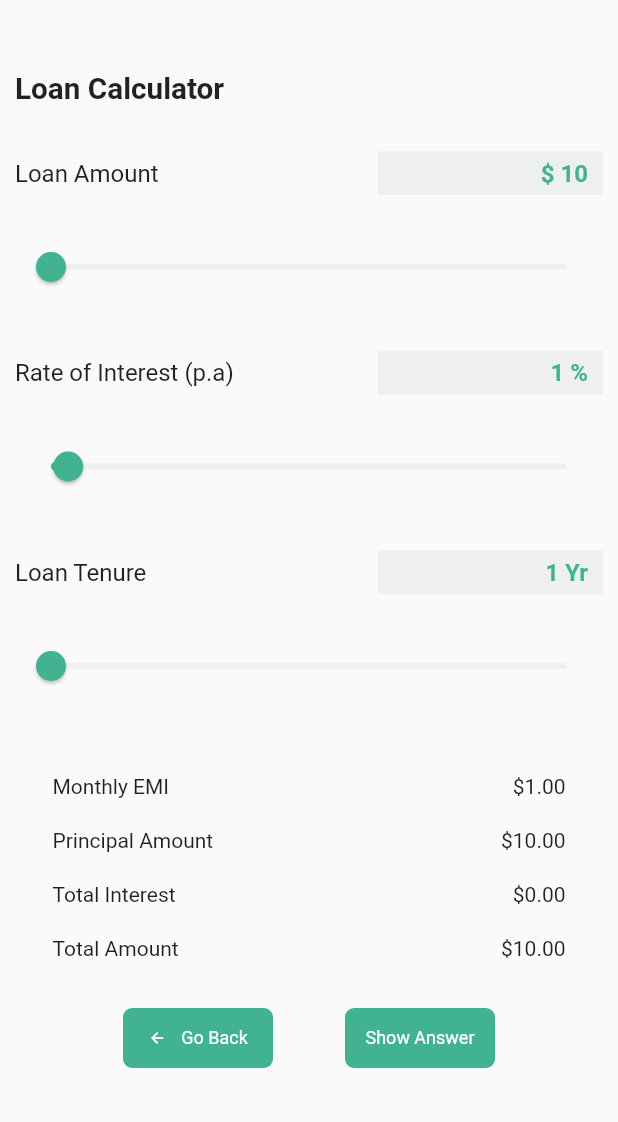
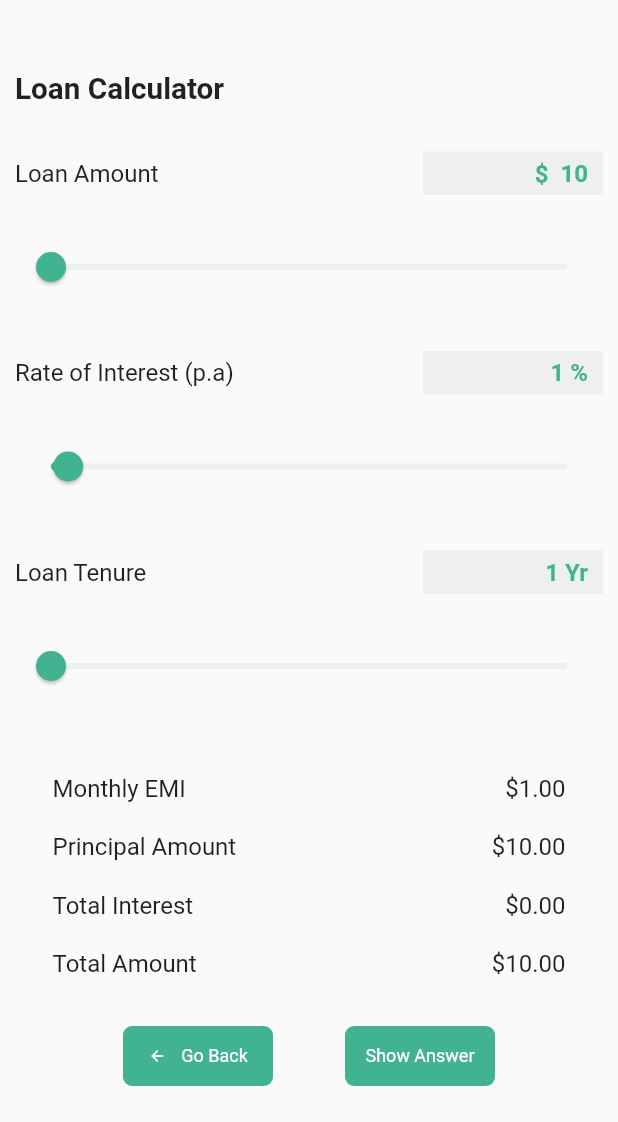
Before and after one commit to shonibaredavida/kodecamp_calculator_app, a Flutter app: the LoanCalculatorScreen screen opened directly, on a phone screen of 412 x 824 dp, the part 114-1236 px from its top. Run offline on Flutter 3.47's test engine with Material 2 defaults, Android fonts, the phone set to English and light mode, and no system bars; drawn by our look-alikes of syncfusion_flutter_sliders; our stand-ins replace get.

Commit message:
done, also font sizes modified

```diff
--- a/lib/Screen/loan_calculator_screen.dart
+++ b/lib/Screen/loan_calculator_screen.dart
@@ -50,10 +50,10 @@ class LoanCalculatorScreen extends StatelessWidget {
                                 color: gridItemColor,
                                 padding: const EdgeInsets.symmetric(
                                     horizontal: 10, vertical: 5),
-                                width: 150,
+                                width: 120,
                                 child: Obx(
                                   () => Text(
-                                    "\$ ${controller.loanAmt} ",
+                                    "\$  ${controller.loanAmt} ",
                                     style: TextStyle(
                                         color: primary,
                                         fontSize: AppSizes.fontSizeMd,
@@ -99,7 +99,7 @@ class LoanCalculatorScreen extends StatelessWidget {
                                 color: gridItemColor,
                                 padding: const EdgeInsets.symmetric(
                                     horizontal: 10, vertical: 5),
-                                width: 150,
+                                width: 120,
                                 child: Obx(
                                   () => Text(
                                     "${controller.rate} %",
@@ -148,7 +148,7 @@ class LoanCalculatorScreen extends StatelessWidget {
                                 color: gridItemColor,
                                 padding: const EdgeInsets.symmetric(
                                     horizontal: 10, vertical: 5),
-                                width: 150,
+                                width: 120,
                                 child: Obx(
                                   () => Text(
                                     "${controller.period} Yr",
@@ -197,8 +197,16 @@ class LoanCalculatorScreen extends StatelessWidget {
                                   mainAxisAlignment:
                                       MainAxisAlignment.spaceBetween,
                                   children: [
-                                    const Text("Monthly EMI"),
-                                    Text(toCurrency(controller.monthlyPayment)),
+                                    const Text(
+                                      "Monthly EMI",
+                                      style: TextStyle(
+                                          fontSize: AppSizes.fontSizeMd),
+                                    ),
+                                    Text(
+                                      toCurrency(controller.monthlyPayment),
+                                      style: TextStyle(
+                                          fontSize: AppSizes.fontSizeMd),
+                                    ),
                                   ],
                                 ),
                                 const SizedBox(
@@ -210,8 +218,16 @@ class LoanCalculatorScreen extends StatelessWidget {
                                   mainAxisAlignment:
                                       MainAxisAlignment.spaceBetween,
                                   children: [
-                                    const Text("Principal Amount"),
-                                    Text(toCurrency(controller.loanAmt)),
+                                    const Text(
+                                      "Principal Amount",
+                                      style: TextStyle(
+                                          fontSize: AppSizes.fontSizeMd),
+                                    ),
+                                    Text(
+                                      toCurrency(controller.loanAmt),
+                                      style: TextStyle(
+                                          fontSize: AppSizes.fontSizeMd),
+                                    ),
                                   ],
                                 ),
                                 const SizedBox(
@@ -222,8 +238,16 @@ class LoanCalculatorScreen extends StatelessWidget {
                                   mainAxisAlignment:
                                       MainAxisAlignment.spaceBetween,
                                   children: [
-                                    const Text("Total Interest"),
-                                    Text(toCurrency(controller.totalInterest)),
+                                    const Text(
+                                      "Total Interest",
+                                      style: TextStyle(
+                                          fontSize: AppSizes.fontSizeMd),
+                                    ),
+                                    Text(
+                                      toCurrency(controller.totalInterest),
+                                      style: const TextStyle(
+                                          fontSize: AppSizes.fontSizeMd),
+                                    ),
                                   ],
                                 ), //Total Amount
                                 const SizedBox(
@@ -233,8 +257,16 @@ class LoanCalculatorScreen extends StatelessWidget {
                                   mainAxisAlignment:
                                       MainAxisAlignment.spaceBetween,
                                   children: [
-                                    const Text("Total Amount"),
-                                    Text(toCurrency(controller.totalAmount)),
+                                    const Text(
+                                      "Total Amount",
+                                      style: TextStyle(
+                                          fontSize: AppSizes.fontSizeMd),
+                                    ),
+                                    Text(
+                                      toCurrency(controller.totalAmount),
+                                      style: TextStyle(
+                                          fontSize: AppSizes.fontSizeMd),
+                                    ),
                                   ],
                                 ),
                                 const SizedBox(
--- a/lib/Screen/splash_screen.dart
+++ b/lib/Screen/splash_screen.dart
@@ -18,13 +18,14 @@ class SplashScreen extends StatelessWidget {
           children: [
             Image.asset(
               AppImages.splashImage,
-              height: 200,
+              height: 150,
             ),
             const Text(
               appName,
               style: TextStyle(
                   fontSize: 2 * AppSizes.fontSizeMd,
-                  fontWeight: FontWeight.bold),
+                  fontWeight: FontWeight.bold,
+                  wordSpacing: 0.5),
             ),
             const SizedBox(
               height: AppSizes.spaceBtwSectionsSm,
```
Also changed, not shown: lib/Screen/bmi_calculator_screen.dart (+33 -11 lines), lib/Screen/c_to_f_calculator_screen.dart (+21 -5 lines), lib/Screen/fd_calculator_screen.dart (+36 -12 lines), lib/my_app.dart (+5 -7 lines).
